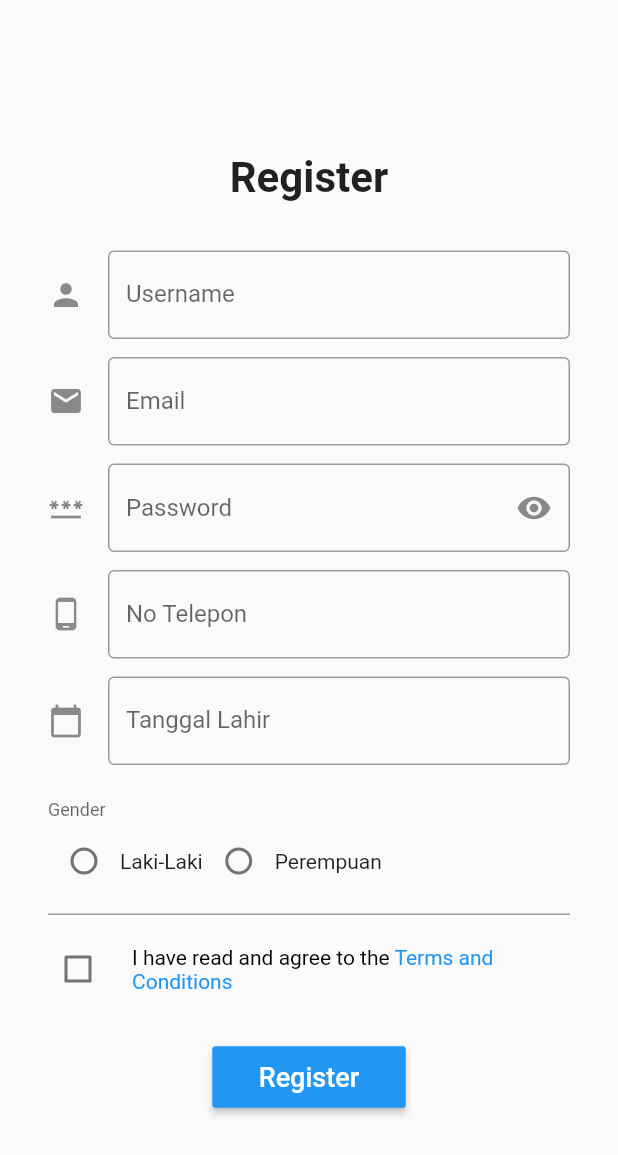
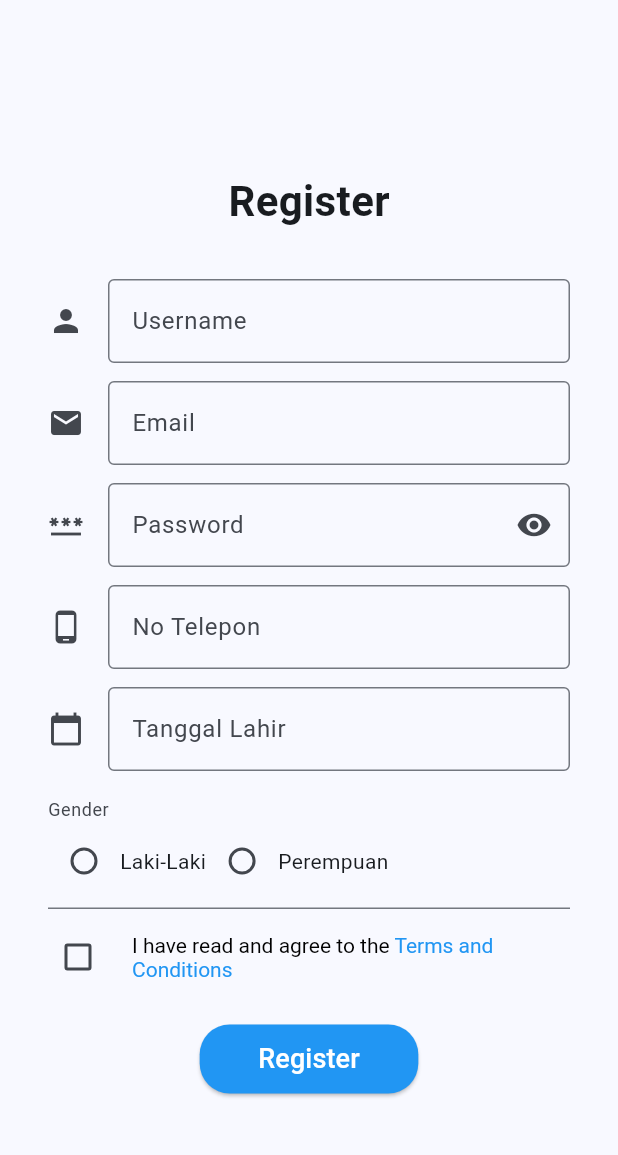
Before and after one commit to byonicku/hospitech, a Flutter app: the screen it shows after launch, after a tap on "Login", after a tap on "Belum punya akun ?", on a phone screen of 412 x 824 dp. Shown: the top 1155 px of the screen. Run offline on Flutter 3.47's test engine with Material 2 defaults, Android fonts, the light colour scheme and no system bars; drawn by our look-alikes of flutter_form_builder; our stand-ins replace form_builder_validators; network calls fail.

Commit message:
memberi tema warna untuk light dan dark

```diff
--- a/lib/View/home_grid.dart
+++ b/lib/View/home_grid.dart
@@ -1,4 +1,5 @@
 import 'package:flutter/material.dart';
+import 'package:tugas_besar_hospital_pbp/main.dart';
 import 'package:tugas_besar_hospital_pbp/component/grid_component.dart';
 import 'package:tugas_besar_hospital_pbp/component/grid_component_expanded.dart';
 
@@ -12,6 +13,7 @@ class HomeGrid extends StatefulWidget {
 
 class _HomeGridState extends State<HomeGrid> {
   List<bool> expandableState = List.generate(itemCount, (index) => false);
+  bool isDark = darkNotifier.value;
 
   Widget bloc(double width, int index) {
     bool isExpanded = expandableState[index];
@@ -25,7 +27,7 @@ class _HomeGridState extends State<HomeGrid> {
       child: AnimatedContainer(
         decoration: BoxDecoration(
           borderRadius: BorderRadius.circular(16.0),
-          color: Colors.blue,
+          color: isDark ? Colors.indigo[500] : Colors.blue,
         ),
         curve: Curves.easeInOut,
         duration: const Duration(milliseconds: 300),
--- a/lib/View/login.dart
+++ b/lib/View/login.dart
@@ -105,7 +105,7 @@ class _LoginViewState extends State<LoginView> {
                 mainAxisAlignment: MainAxisAlignment.spaceEvenly,
                 children: [
                   //* tombol login
-                  MaterialButton(
+                  ElevatedButton(
                     //* Fungsi yang dijalankan saat tombol ditekan.
                     onPressed: () {
                       //* Cek statenya sudah valid atau belum valid
@@ -145,9 +145,6 @@ class _LoginViewState extends State<LoginView> {
                         }
                       }
                     },
-                    color: isDark
-                        ? ThemeData().primaryColorDark
-                        : ThemeData().primaryColor,
                     child: const Padding(
                       padding: EdgeInsets.symmetric(
                           horizontal: 15.0, vertical: 10.0),
--- a/lib/View/register.dart
+++ b/lib/View/register.dart
@@ -89,6 +89,7 @@ class _RegisterViewState extends State<RegisterView> {
                       },
                       decoration: InputDecoration(
                           hintText: "Password",
+                          labelText: "Password",
                           border: const OutlineInputBorder(),
                           icon: const Icon(Icons.password),
                           suffixIcon: GestureDetector(
@@ -197,9 +198,12 @@ class _RegisterViewState extends State<RegisterView> {
                                     color:
                                         isDark ? Colors.white : Colors.black),
                               ),
-                              const TextSpan(
+                              TextSpan(
                                 text: 'Terms and Conditions',
-                                style: TextStyle(color: Colors.blue),
+                                style: TextStyle(
+                                    color: isDark
+                                        ? Colors.indigo[300]
+                                        : Colors.blue),
                               ),
                             ],
                           ),
@@ -208,7 +212,7 @@ class _RegisterViewState extends State<RegisterView> {
                   const SizedBox(
                     height: 12,
                   ),
-                  MaterialButton(
+                  ElevatedButton(
                       onPressed: () {
                         if (_formKey.currentState!.validate()) {
                           // ScaffoldMessenger.of(context).showSnackBar{
@@ -221,9 +225,6 @@ class _RegisterViewState extends State<RegisterView> {
                               builder: (_) => alert(context, formData));
                         }
                       },
-                      color: isDark
-                          ? ThemeData().primaryColorDark
-                          : ThemeData().primaryColor,
                       child: const Padding(
                         padding: EdgeInsets.symmetric(
                             horizontal: 15.0, vertical: 10.0),
--- a/lib/main.dart
+++ b/lib/main.dart
@@ -20,8 +20,61 @@ class MainApp extends StatelessWidget {
           return MaterialApp(
             title: "Hospital PBP",
             themeMode: isDark ? ThemeMode.dark : ThemeMode.light,
-            theme: ThemeData.light(),
-            darkTheme: ThemeData.dark(),
+            theme: ThemeData(
+              brightness: Brightness.light,
+              colorSchemeSeed: Colors.blue,
+              tabBarTheme: TabBarTheme(
+                indicatorSize: TabBarIndicatorSize.label,
+                indicatorColor: Colors.blue,
+                overlayColor: MaterialStateProperty.all(Colors.blue[50]),
+                labelColor: Colors.blue,
+                unselectedLabelColor: Colors.grey,
+              ),
+              elevatedButtonTheme: ElevatedButtonThemeData(
+                style: ElevatedButton.styleFrom(
+                  backgroundColor: Colors.blue,
+                  shape: RoundedRectangleBorder(
+                    borderRadius: BorderRadius.circular(20.0),
+                  ),
+                ),
+              ),
+              floatingActionButtonTheme: FloatingActionButtonThemeData(
+                backgroundColor: Colors.blue[50],
+              ),
+              bottomNavigationBarTheme: const BottomNavigationBarThemeData(
+                backgroundColor: Colors.white,
+                selectedItemColor: Colors.blue,
+                unselectedItemColor: Colors.grey,
+              ),
+              useMaterial3: true,
+            ),
+            darkTheme: ThemeData(
+              brightness: Brightness.dark,
+              colorSchemeSeed: Colors.indigo,
+              tabBarTheme: TabBarTheme(
+                indicatorSize: TabBarIndicatorSize.label,
+                indicatorColor: Colors.indigo,
+                overlayColor: MaterialStateProperty.all(Colors.indigo[900]),
+                labelColor: Colors.indigo,
+                unselectedLabelColor: Colors.grey,
+              ),
+              elevatedButtonTheme: ElevatedButtonThemeData(
+                style: ElevatedButton.styleFrom(
+                  backgroundColor: Colors.indigo,
+                  shape: RoundedRectangleBorder(
+                    borderRadius: BorderRadius.circular(20.0),
+                  ),
+                ),
+              ),
+              bottomNavigationBarTheme: BottomNavigationBarThemeData(
+                selectedItemColor: Colors.indigo[300],
+                unselectedItemColor: Colors.grey,
+              ),
+              floatingActionButtonTheme: const FloatingActionButtonThemeData(
+                backgroundColor: Colors.indigo,
+              ),
+              useMaterial3: true,
+            ),
             home: LoginView(),
           );
         });
```
